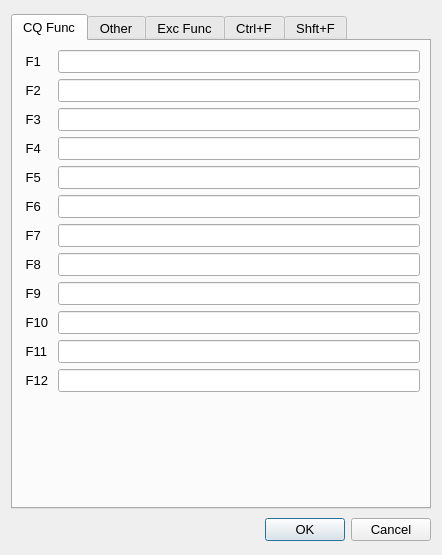
Old version of the form so2sdr/cwmessagedialog.ui in the repository n4ogw/so2sdr.
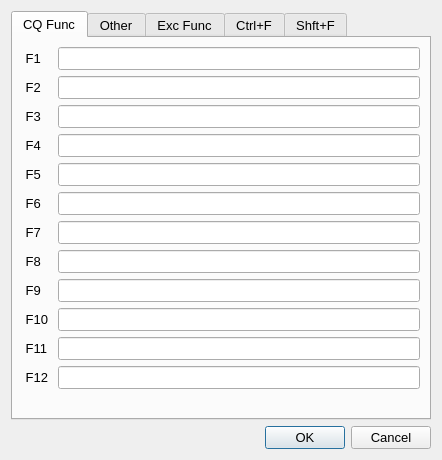
New version of the form.

```diff
--- a/so2sdr/cwmessagedialog.ui
+++ b/so2sdr/cwmessagedialog.ui
@@ -8,7 +8,7 @@
     <x>0</x>
     <y>0</y>
     <width>442</width>
-    <height>555</height>
+    <height>460</height>
    </rect>
   </property>
   <property name="sizePolicy">
@@ -20,13 +20,13 @@
   <property name="minimumSize">
    <size>
     <width>442</width>
-    <height>555</height>
+    <height>460</height>
    </size>
   </property>
   <property name="maximumSize">
    <size>
     <width>442</width>
-    <height>555</height>
+    <height>460</height>
    </size>
   </property>
   <property name="windowTitle">
@@ -36,7 +36,7 @@
    <item>
     <widget class="QTabWidget" name="cw_msg_tab">
      <property name="sizePolicy">
-      <sizepolicy hsizetype="Fixed" vsizetype="Fixed">
+      <sizepolicy hsizetype="Fixed" vsizetype="MinimumExpanding">
        <horstretch>0</horstretch>
        <verstretch>0</verstretch>
       </sizepolicy>
@@ -44,13 +44,13 @@
      <property name="minimumSize">
       <size>
        <width>420</width>
-       <height>495</height>
+       <height>400</height>
       </size>
      </property>
      <property name="maximumSize">
       <size>
        <width>430</width>
-       <height>495</height>
+       <height>500</height>
       </size>
      </property>
      <property name="font">
@@ -77,6 +77,9 @@
       <layout class="QVBoxLayout" name="verticalLayout_2">
        <item>
         <layout class="QFormLayout" name="formLayout">
+         <property name="fieldGrowthPolicy">
+          <enum>QFormLayout::AllNonFixedFieldsGrow</enum>
+         </property>
          <item row="0" column="0">
           <widget class="QLabel" name="label">
            <property name="text">
@@ -283,6 +286,19 @@
          </item>
         </layout>
        </item>
+       <item>
+        <spacer name="verticalSpacer">
+         <property name="orientation">
+          <enum>Qt::Vertical</enum>
+         </property>
+         <property name="sizeHint" stdset="0">
+          <size>
+           <width>20</width>
+           <height>40</height>
+          </size>
+         </property>
+        </spacer>
+       </item>
       </layout>
      </widget>
      <widget class="QWidget" name="other_func_tab">
```
Left out of the diff: 43 changed lines with no effect on the pictures.
